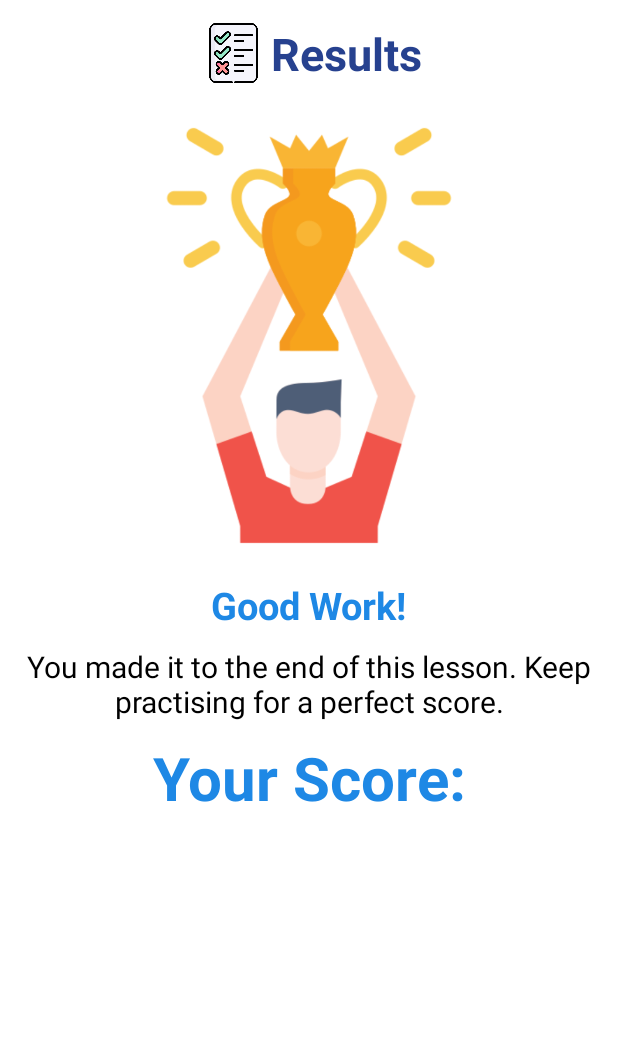
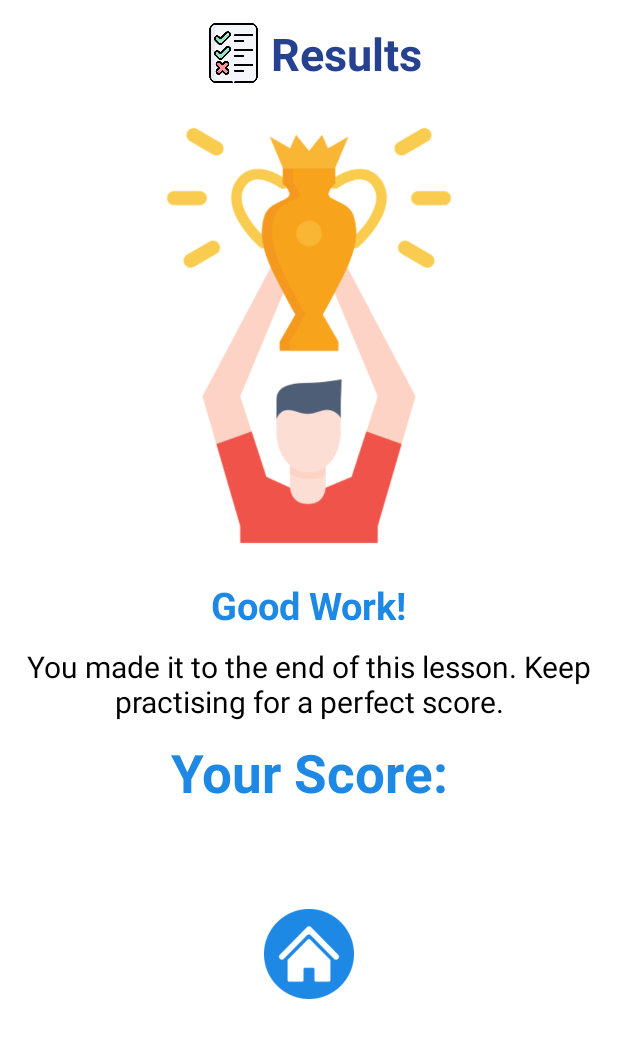
Before and after one commit to PrajeetGuha/AutiLearner, an Android app: the layout activity_result.xml on its own in the app's theme, with its tools: preview values and no code run, on a phone screen of 412 x 824 dp. Shown: the top 1038 px of the screen. Run offline under Robolectric (Android 15) with nearby library versions, the phone set to English and light mode, and no system bars.

Commit message:
Changed files

```diff
--- a/app/src/main/java/stcet/project/autilearner/learn_and_play/LearnLettersLessonActivity.kt
+++ b/app/src/main/java/stcet/project/autilearner/learn_and_play/LearnLettersLessonActivity.kt
@@ -22,7 +22,7 @@ import stcet.project.autilearner.R
 class LearnLettersLessonActivity : AppCompatActivity() {
 
     private lateinit var collectionReference : CollectionReference
-    private val letterSequence = "ABCDEFGIJKLMNOPQRSTUVWXYZ"
+    private val letterSequence = "ABCDEFGHIJKLMNOPQRSTUVWXYZ"
     private lateinit var question : TextView
     private lateinit var option1 : ImageButton
     private lateinit var option2 : ImageButton
--- a/app/src/main/res/layout/activity_result.xml
+++ b/app/src/main/res/layout/activity_result.xml
@@ -70,7 +70,7 @@
             android:layout_width="wrap_content"
             android:layout_height="wrap_content"
             android:text="@string/your_score"
-            android:textSize="40sp"
+            android:textSize="35sp"
             android:textColor="@color/primaryColor"
             android:textStyle="bold"
             android:layout_marginTop="10dp"
@@ -82,7 +82,7 @@
             android:id="@+id/score"
             android:layout_width="wrap_content"
             android:layout_height="wrap_content"
-            android:textSize="40sp"
+            android:textSize="35sp"
             android:textColor="@color/primaryColor"
             android:textStyle="bold"
             android:layout_marginTop="10dp"
@@ -90,12 +90,16 @@
             app:layout_constraintEnd_toEndOf="parent"
             app:layout_constraintTop_toBottomOf="@id/your_score" />
 
-
-
-
-
-
-
+    <Button
+        android:id="@+id/back_to_home"
+        android:layout_width="60dp"
+        android:layout_height="60dp"
+        android:background="@drawable/home"
+        android:layout_marginTop="10dp"
+        android:elevation="10dp"
+        app:layout_constraintStart_toStartOf="parent"
+        app:layout_constraintEnd_toEndOf="parent"
+        app:layout_constraintTop_toBottomOf="@id/score"/>
 
 
 </androidx.constraintlayout.widget.ConstraintLayout>
```
Also changed, not shown: app/src/main/java/stcet/project/autilearner/learn_emotion/ResultActivity.kt (+10 -0 lines), app/src/main/res/drawable/home.png (added).
